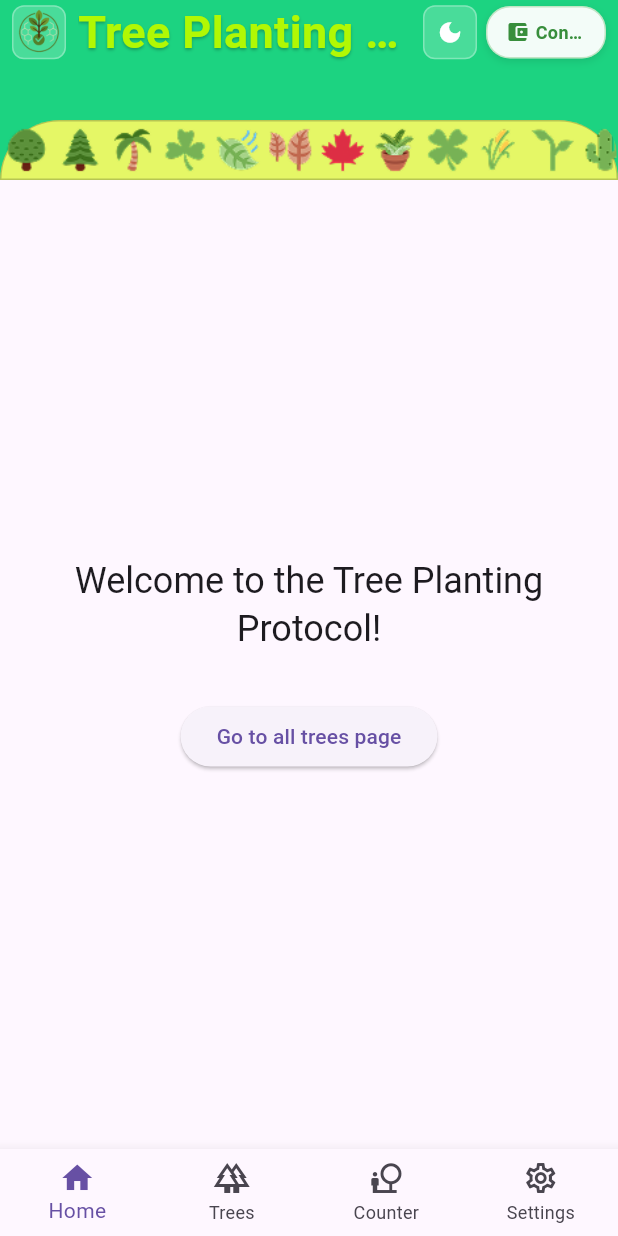
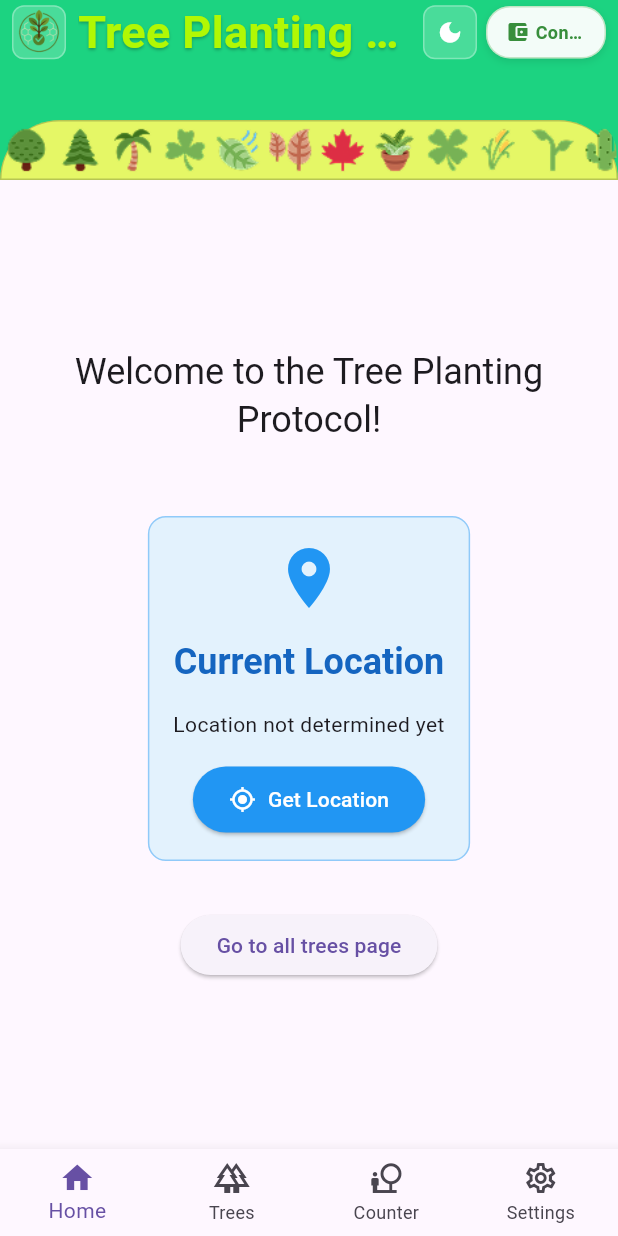
Before and after one commit to StabilityNexus/Treee, a Flutter app: the screen it shows after launch, on a phone screen of 412 x 824 dp. Run offline on Flutter 3.47's test engine with Material 3 defaults, Android fonts, the phone set to English and light mode, and no system bars; our stand-ins replace flutter_dotenv, flutter_map, go_router, image_picker, latlong2, location and 2 more; missing offline and left inert: dart_geohash, walletconnect_flutter_v2; Roboto replaces fonts that are missing (Poppins).

Commit message:
add: current location widget

```diff
--- a/lib/pages/home_page.dart
+++ b/lib/pages/home_page.dart
@@ -3,6 +3,7 @@ import 'package:go_router/go_router.dart';
 import 'package:tree_planting_protocol/widgets/basic_scaffold.dart';
 import 'package:tree_planting_protocol/utils/constants/navbar_constants.dart';
 import 'package:tree_planting_protocol/utils/constants/route_constants.dart';
+import 'package:tree_planting_protocol/widgets/location.dart';
 
 class HomePage extends StatelessWidget {
   const HomePage({super.key});
@@ -18,11 +19,16 @@ class HomePage extends StatelessWidget {
             Text(
               'Welcome to the Tree Planting Protocol!',
               style: Theme.of(context).textTheme.headlineSmall?.copyWith(
-                color: Theme.of(context).colorScheme.onSurface,
-              ),
+                    color: Theme.of(context).colorScheme.onSurface,
+                  ),
               textAlign: TextAlign.center,
             ),
             const SizedBox(height: 32),
+            ConstrainedBox(
+              constraints: const BoxConstraints(maxWidth: 300, maxHeight: 300),
+              child: const LocationWidget(),
+            ),
+            const SizedBox(height: 16),
             ElevatedButton(
               onPressed: () {
                 context.push(RouteConstants.allTreesPath);
--- /dev/null
+++ b/lib/widgets/location.dart
@@ -0,0 +1,141 @@
+import 'package:flutter/material.dart';
+import 'package:location/location.dart';
+
+class LocationWidget extends StatefulWidget {
+  const LocationWidget({Key? key}) : super(key: key);
+
+  @override
+  State<LocationWidget> createState() => _LocationWidgetState();
+}
+
+class _LocationWidgetState extends State<LocationWidget> {
+  String _locationMessage = "Location not determined yet";
+  bool _isLoading = false;
+
+  @override
+  Widget build(BuildContext context) {
+    return Container(
+      padding: const EdgeInsets.all(16.0),
+      margin: const EdgeInsets.all(16.0),
+      decoration: BoxDecoration(
+        color: Colors.blue.shade50,
+        borderRadius: BorderRadius.circular(12),
+        border: Border.all(color: Colors.blue.shade200),
+      ),
+      child: Column(
+        mainAxisSize: MainAxisSize.min,
+        children: [
+          const Icon(
+            Icons.location_on,
+            size: 48,
+            color: Colors.blue,
+          ),
+          const SizedBox(height: 16),
+          Text(
+            'Current Location',
+            style: Theme.of(context).textTheme.headlineSmall?.copyWith(
+              fontWeight: FontWeight.bold,
+              color: Colors.blue.shade800,
+            ),
+          ),
+          const SizedBox(height: 16),
+          _isLoading
+              ? const CircularProgressIndicator()
+              : Text(
+                  _locationMessage,
+                  textAlign: TextAlign.center,
+                  style: Theme.of(context).textTheme.bodyMedium,
+                ),
+          const SizedBox(height: 16),
+          ElevatedButton.icon(
+            onPressed: _isLoading ? null : _getCurrentLocation,
+            icon: const Icon(Icons.my_location),
+            label: const Text('Get Location'),
+            style: ElevatedButton.styleFrom(
+              backgroundColor: Colors.blue,
+              foregroundColor: Colors.white,
+              padding: const EdgeInsets.symmetric(horizontal: 24, vertical: 12),
+            ),
+          ),
+        ],
+      ),
+    );
+  }
+
+  Future<void> _getCurrentLocation() async {
+    setState(() {
+      _isLoading = true;
+      _locationMessage = "Getting location...";
+    });
+
+    Location location = Location();
+
+    try {
+      // Check if location service is enabled
+      bool serviceEnabled = await location.serviceEnabled();
+      if (!serviceEnabled) {
+        serviceEnabled = await location.requestService();
+        if (!serviceEnabled) {
+          setState(() {
+            _locationMessage = "Location services are disabled. Please enable them.";
+            _isLoading = false;
+          });
+          return;
+        }
+      }
+
+      // Check and request location permissions
+      PermissionStatus permissionGranted = await location.hasPermission();
+      if (permissionGranted == PermissionStatus.denied) {
+        permissionGranted = await location.requestPermission();
+        if (permissionGranted != PermissionStatus.granted) {
+          setState(() {
+            _locationMessage = "Location permissions are denied.";
+            _isLoading = false;
+          });
+          return;
+        }
+      }
+
+      // Get current location
+      LocationData locationData = await location.getLocation();
+
+      setState(() {
+        _locationMessage = "Latitude: ${locationData.latitude?.toStringAsFixed(6) ?? 'N/A'}\n"
+            "Longitude: ${locationData.longitude?.toStringAsFixed(6) ?? 'N/A'}\n"
+            "Accuracy: ${locationData.accuracy?.toStringAsFixed(2) ?? 'N/A'}m";
+        _isLoading = false;
+      });
+    } catch (e) {
+      setState(() {
+        _locationMessage = "Error getting location: $e";
+        _isLoading = false;
+      });
+    }
+  }
+}
+
+// Example usage in your main app
+class LocationApp extends StatelessWidget {
+  const LocationApp({Key? key}) : super(key: key);
+
+  @override
+  Widget build(BuildContext context) {
+    return MaterialApp(
+      title: 'Location Widget Demo',
+      theme: ThemeData(
+        primarySwatch: Colors.blue,
+      ),
+      home: Scaffold(
+        appBar: AppBar(
+          title: const Text('Location Widget'),
+          backgroundColor: Colors.blue,
+          foregroundColor: Colors.white,
+        ),
+        body: const Center(
+          child: LocationWidget(),
+        ),
+      ),
+    );
+  }
+}
--- a/pubspec.yaml
+++ b/pubspec.yaml
@@ -40,7 +40,7 @@ dependencies:
   url_launcher: ^6.2.1
   provider: ^6.1.5
   shared_preferences: ^2.2.2
-  go_router: ^15.2.4
+  go_router: ^16.0.0
   cupertino_icons: ^1.0.8
   flutter_dotenv: ^5.1.0
   image_picker: ^1.0.4
@@ -48,6 +48,10 @@ dependencies:
   dart_geohash: ^2.1.0
   flutter_map: ^8.1.1
   latlong2: ^0.9.1
+  geolocator: ^9.0.2
+  location: ^7.0.0
+  permission_handler: ^12.0.1
+  # fluttertoast: ^8.2.8
 
 
 dev_dependencies:
```
Also changed, not shown: lib/widgets/flutter_map_widget.dart (+12 -3 lines), pubspec.lock, 2 other files.
